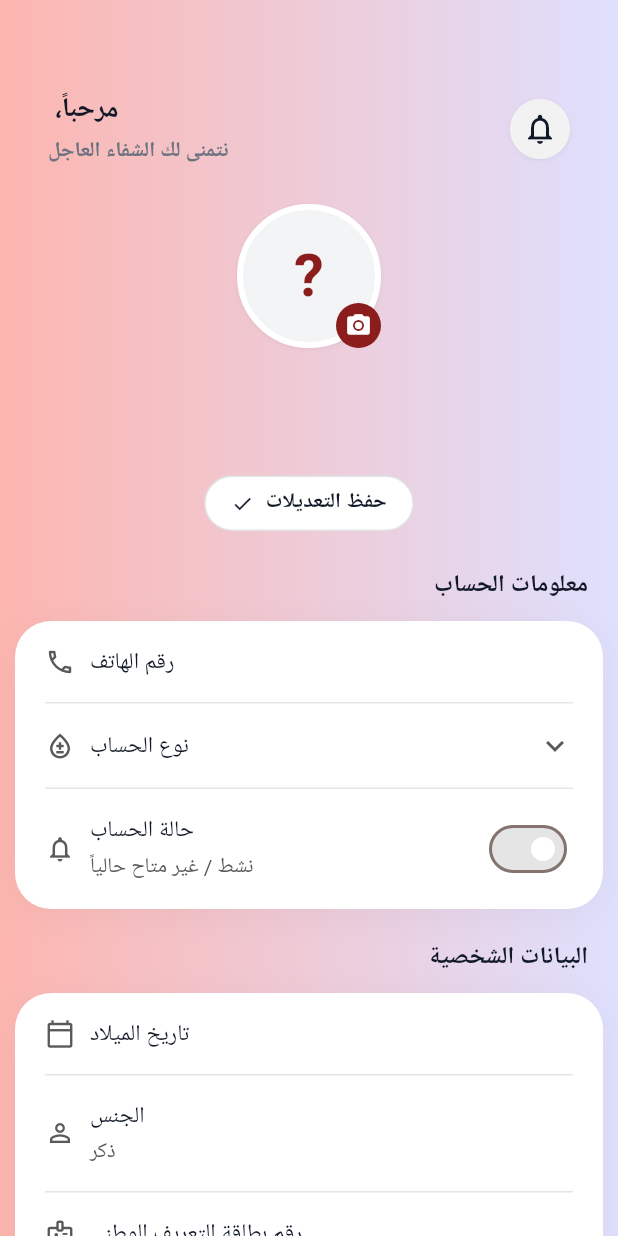
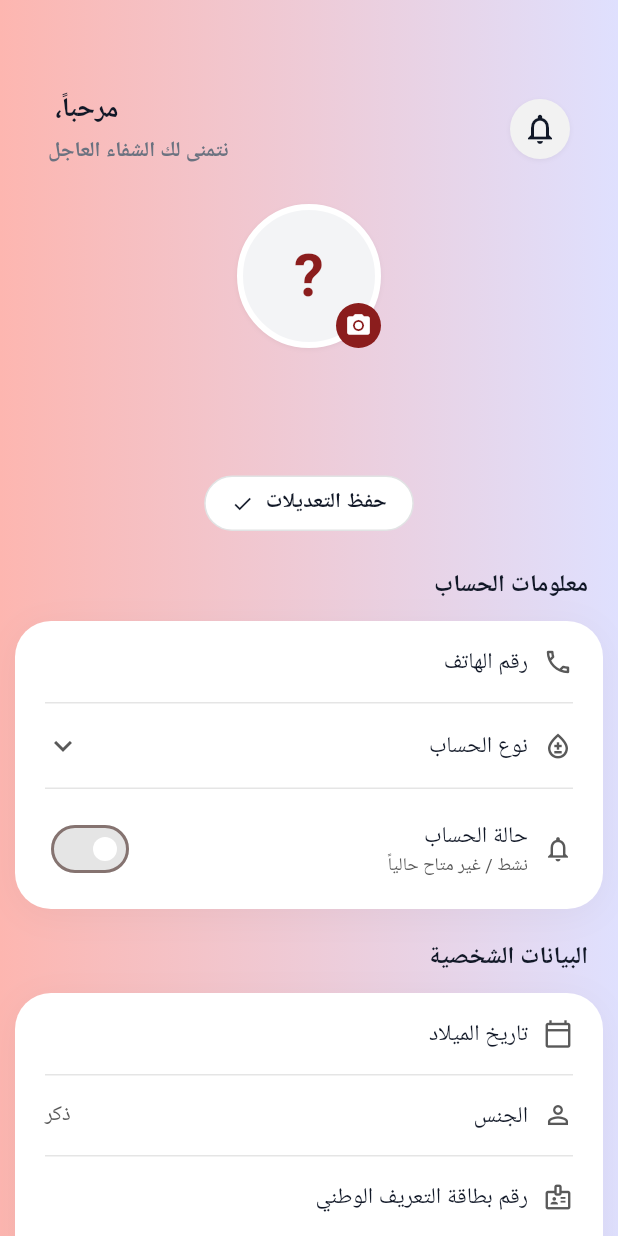
Before and after one commit to yasseresi/tabare3, a Flutter app: the ProfileScreen screen opened by its route, after a tap on "تعديل", on a phone screen of 412 x 824 dp. Run offline on Flutter 3.47's test engine with Material 3 defaults, Android fonts, the phone set to English and light mode, and no system bars; our stand-ins replace connectivity_plus, dartz, easy_localization, equatable, flutter_bloc, flutter_svg and 6 more; accounts and stored records are empty; Roboto replaces fonts that are missing (Cairo); project files that could hold a hidden picture were left out.

Commit message:
feat(profile): direction-aware rows with leading icon, adaptive account switch, hide extra fields until edit mode

```diff
--- a/lib/features/profile/presentation/pages/profile_screen.dart
+++ b/lib/features/profile/presentation/pages/profile_screen.dart
@@ -248,36 +248,34 @@ class _ProfileContent extends StatelessWidget {
     return ProfileSection(
       title: AppStrings.personalInfo.tr(),
       children: [
+        if (isEditing) ...[
           ProfileRow(
             label: AppStrings.dateOfBirth.tr(),
             value: _formatDate(context, profile.dateOfBirth),
             iconData: Icons.calendar_today_outlined,
-          onTap: isEditing
-              ? () => ProfileFieldEditors.pickDateOfBirth(
+            onTap: () => ProfileFieldEditors.pickDateOfBirth(
               context,
               profile.dateOfBirth,
               (v) => _updateProfile(context, dateOfBirth: v),
-                )
-              : null,
+            ),
           ),
           _Divider(),
           ProfileRow(
             label: AppStrings.gender.tr(),
             value: _genderLabel(profile.gender),
             iconData: Icons.person_outline,
-          onTap: isEditing
-              ? () => ProfileFieldEditors.pickGender(
+            onTap: () => ProfileFieldEditors.pickGender(
               context,
               profile.gender,
               (v) => _updateProfile(context, gender: v),
-                )
-              : null,
+            ),
           ),
           _Divider(),
           ProfileRow(
             label: AppStrings.nationalId.tr(),
             value: profile.nationalId ?? '',
             iconData: Icons.badge_outlined,
+            stackValue: true,
             onTap: _editTap(
               context,
               AppStrings.nationalId.tr(),
@@ -290,15 +288,14 @@ class _ProfileContent extends StatelessWidget {
             label: AppStrings.bloodType.tr(),
             value: profile.bloodType,
             iconData: Icons.opacity,
-          onTap: isEditing
-              ? () => ProfileFieldEditors.pickBloodType(
+            onTap: () => ProfileFieldEditors.pickBloodType(
               context,
               profile.bloodType,
               (v) => _updateProfile(context, bloodType: v),
-                )
-              : null,
+            ),
           ),
           _Divider(),
+        ],
         ProfileRow(
           label: AppStrings.weight.tr(),
           value: profile.weight != null
@@ -373,8 +370,7 @@ class _ProfileContent extends StatelessWidget {
     String label,
     String initialValue,
     void Function(String) onSaved,
-  ) =>
-      isEditing
+  ) => isEditing
       ? () => _editField(context, label, initialValue, onSaved)
       : null;
 
--- a/lib/features/profile/presentation/widgets/profile_widgets.dart
+++ b/lib/features/profile/presentation/widgets/profile_widgets.dart
@@ -66,6 +66,10 @@ class ProfileRow extends StatelessWidget {
   final Widget? trailing;
   final VoidCallback? onTap;
 
+  /// When true the value renders on its own line under the label
+  /// (used for long values like the national ID).
+  final bool stackValue;
+
   const ProfileRow({
     super.key,
     required this.label,
@@ -73,10 +77,26 @@ class ProfileRow extends StatelessWidget {
     this.iconData,
     this.trailing,
     this.onTap,
+    this.stackValue = false,
   });
 
   @override
   Widget build(BuildContext context) {
+    final labelText = Text(
+      label,
+      style: getMediumStyle(
+        fontSize: FontSize.s15,
+        color: ColorManager.textPrimary,
+      ),
+    );
+    final valueText = Text(
+      value,
+      style: getRegularStyle(
+        fontSize: FontSize.s14,
+        color: ColorManager.textSecondary,
+      ),
+    );
+
     return InkWell(
       onTap: onTap,
       child: Padding(
@@ -84,45 +104,48 @@ class ProfileRow extends StatelessWidget {
           horizontal: AppPadding.p20,
           vertical: AppPadding.p16,
         ),
-        child: Row(
-          children: [
-            if (trailing != null) trailing!,
-            const SizedBox(width: AppSize.s8),
-            Expanded(
-              child: Column(
-                crossAxisAlignment: CrossAxisAlignment.end,
+        child: stackValue
+            ? Column(
+                crossAxisAlignment: CrossAxisAlignment.start,
                 children: [
-                  Text(
-                    label,
-                    textAlign: TextAlign.right,
-                    style: getMediumStyle(
-                      fontSize: FontSize.s15,
-                      color: ColorManager.textPrimary,
-                    ),
+                  Row(
+                    children: [
+                      if (iconData != null) ...[
+                        Icon(
+                          iconData,
+                          size: AppSize.s20,
+                          color: ColorManager.textSecondary,
+                        ),
+                        const SizedBox(width: AppSize.s10),
+                      ],
+                      labelText,
+                    ],
                   ),
                   if (value.isNotEmpty) ...[
-                    const SizedBox(height: AppSize.s4),
-                    Text(
-                      value,
-                      textAlign: TextAlign.right,
-                      style: getRegularStyle(
-                        fontSize: FontSize.s14,
-                        color: ColorManager.textSecondary,
-                      ),
+                    const SizedBox(height: AppSize.s5),
+                    valueText,
+                  ],
+                ],
+              )
+            : Row(
+                children: [
+                  if (iconData != null) ...[
+                    Icon(
+                      iconData,
+                      size: AppSize.s20,
+                      color: ColorManager.textSecondary,
                     ),
+                    const SizedBox(width: AppSize.s10),
+                  ],
+                  labelText,
+                  const Spacer(),
+                  if (value.isNotEmpty) valueText,
+                  if (trailing != null) ...[
+                    const SizedBox(width: AppSize.s8),
+                    trailing!,
                   ],
                 ],
               ),
-            ),
-            const SizedBox(width: AppSize.s10),
-            if (iconData != null)
-              Icon(
-                iconData,
-                size: AppSize.s20,
-                color: ColorManager.textSecondary,
-              ),
-          ],
-        ),
       ),
     );
   }
@@ -140,14 +163,47 @@ class AccountStatusToggle extends StatelessWidget {
 
   @override
   Widget build(BuildContext context) {
-    return ProfileRow(
-      label: AppStrings.accountStatus.tr(),
-      value: AppStrings.accountStatusSubtitle.tr(),
-      iconData: Icons.notifications_none_outlined,
-      trailing: Switch(
-        value: value,
-        onChanged: onChanged,
-        activeThumbColor: ColorManager.success,
+    return Padding(
+      padding: const EdgeInsets.symmetric(
+        horizontal: AppPadding.p20,
+        vertical: AppPadding.p16,
+      ),
+      child: Row(
+        children: [
+          Icon(
+            Icons.notifications_none_outlined,
+            size: AppSize.s20,
+            color: ColorManager.textSecondary,
+          ),
+          const SizedBox(width: AppSize.s10),
+          Expanded(
+            child: Column(
+              crossAxisAlignment: CrossAxisAlignment.start,
+              children: [
+                Text(
+                  AppStrings.accountStatus.tr(),
+                  style: getMediumStyle(
+                    fontSize: FontSize.s15,
+                    color: ColorManager.textPrimary,
+                  ),
+                ),
+                Text(
+                  AppStrings.accountStatusSubtitle.tr(),
+                  style: getRegularStyle(
+                    fontSize: FontSize.s12,
+                    color: ColorManager.textSecondary,
+                  ),
+                ),
+              ],
+            ),
+          ),
+          const SizedBox(width: AppSize.s8),
+          Switch.adaptive(
+            value: value,
+            onChanged: onChanged,
+            activeTrackColor: ColorManager.success,
+          ),
+        ],
       ),
     );
   }
```
Lines whose indentation alone changed are shown as unchanged.
